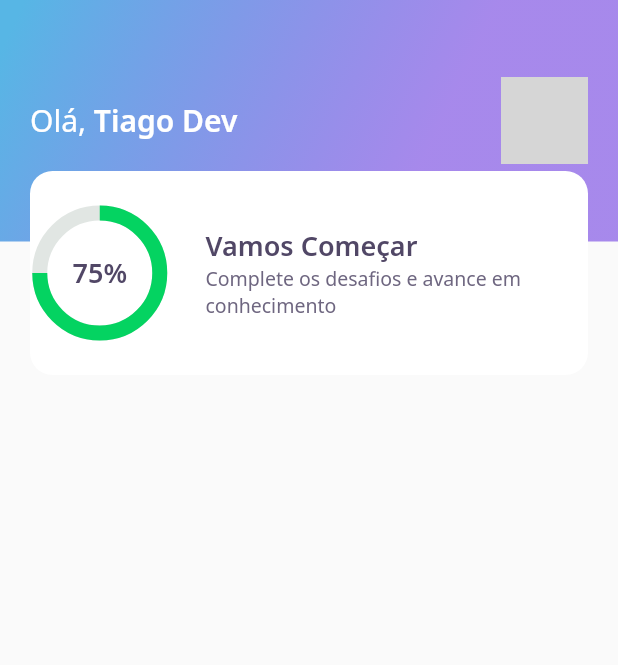
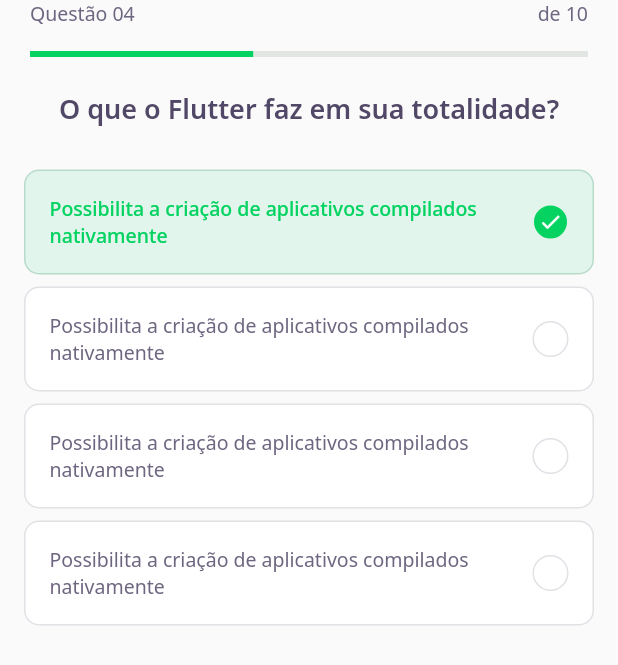
Before and after one commit to TiagoBruckmann/nlw5_flutter, a Flutter app: the screen it shows after launch, on a phone screen of 412 x 824 dp. Shown: the top 665 px of the screen. Run offline on Flutter 3.47's test engine with Material 2 defaults, Android fonts, the light colour scheme and no system bars; our stand-ins replace google_fonts; grey boxes are pictures that could not be loaded.

Commit message:
segunda aula concluida

```diff
--- /dev/null
+++ b/lib/challenge/challange_page.dart
@@ -0,0 +1,27 @@
+import 'package:flutter/material.dart';
+import 'package:nlw5_quiz_flutter/challenge/widgets/question_indicator/question_indicator_widget.dart';
+import 'package:nlw5_quiz_flutter/challenge/widgets/quiz/quiz_widget.dart';
+
+class ChallangePage extends StatefulWidget {
+  @override
+  _ChallangePageState createState() => _ChallangePageState();
+}
+
+class _ChallangePageState extends State<ChallangePage> {
+  @override
+  Widget build(BuildContext context) {
+    return Scaffold(
+      appBar: PreferredSize(
+        preferredSize: Size.fromHeight(60),
+        child: SafeArea(
+          top: true,
+          child: QuestionIndicatorWidget(),
+        ),
+      ),
+
+      body: QuizWidget(
+        title: "O que o Flutter faz em sua totalidade?",
+      ),
+    );
+  }
+}
--- /dev/null
+++ b/lib/challenge/widgets/awnser/awnser_widget.dart
@@ -0,0 +1,97 @@
+import 'package:flutter/material.dart';
+import 'package:nlw5_quiz_flutter/core/app_colors.dart';
+import 'package:nlw5_quiz_flutter/core/app_text_styles.dart';
+
+class AwnserWidget extends StatelessWidget {
+
+  final String title;
+  final bool isRight;
+  final bool isSelected;
+
+  const AwnserWidget({ Key? key, required this.title, this.isRight = false, this.isSelected = false, })
+      : super(key: key);
+
+  Color get _selectedColorRight => isRight
+      ? AppColors.darkGreen
+      : AppColors.darkRed;
+
+  Color get _selectedBorderRight => isRight
+      ? AppColors.lightGreen
+      : AppColors.lightRed;
+
+  Color get _selectedColorCardRight => isRight
+      ? AppColors.lightGreen
+      : AppColors.lightRed;
+
+  Color get _selectedBorderCardRight => isRight
+      ? AppColors.green
+      : AppColors.red;
+
+  TextStyle get _selectedTextStyleRight => isRight
+      ? AppTextStyles.bodyDarkGreen
+      : AppTextStyles.bodyDarkRed;
+
+  IconData get _selectedIconRight => isRight
+      ? Icons.check
+      : Icons.close;
+
+  @override
+  Widget build(BuildContext context) {
+    return Padding(
+      padding: const EdgeInsets.symmetric(horizontal: 16, vertical: 4),
+      child: Container(
+        padding: EdgeInsets.all(16),
+        decoration: BoxDecoration(
+          color: isSelected
+          ? _selectedColorCardRight
+          : AppColors.white,
+          borderRadius: BorderRadius.circular(10),
+          border: Border.fromBorderSide(
+            BorderSide(
+              color: isSelected
+              ? _selectedBorderCardRight
+              : AppColors.border,
+            ),
+          ),
+        ),
+        child: Row(
+          mainAxisAlignment: MainAxisAlignment.spaceBetween,
+          children: [
+            Expanded(
+              child: Text(
+                title,
+                style: isSelected
+                ? _selectedTextStyleRight
+                : AppTextStyles.body,
+              ),
+            ),
+            Container(
+              width: 24,
+              height: 24,
+              decoration: BoxDecoration(
+                color: isSelected
+                ? _selectedColorRight
+                : AppColors.white,
+                borderRadius: BorderRadius.circular(500),
+                border: Border.fromBorderSide(
+                  BorderSide(
+                    color: isSelected
+                    ? _selectedBorderRight
+                    : AppColors.border,
+                  ),
+                ),
+              ),
+              child: isSelected
+              ? Icon(
+                _selectedIconRight,
+                color: AppColors.white,
+                size: 16,
+              )
+              : null,
+            )
+          ],
+        ),
+      ),
+    );
+  }
+}
--- /dev/null
+++ b/lib/challenge/widgets/question_indicator/question_indicator_widget.dart
@@ -0,0 +1,37 @@
+import 'package:flutter/material.dart';
+import 'package:nlw5_quiz_flutter/core/app_text_styles.dart';
+import 'package:nlw5_quiz_flutter/shared/widgets/progress_indicator/progress_indicator.dart';
+
+class QuestionIndicatorWidget extends StatelessWidget {
+  @override
+  Widget build(BuildContext context) {
+    return Padding(
+      padding: EdgeInsets.symmetric( horizontal: 20 ),
+      child: Container(
+        child: Column(
+          children: [
+            Row(
+              mainAxisAlignment: MainAxisAlignment.spaceBetween,
+              children: [
+                Text(
+                  "Questão 04",
+                  style: AppTextStyles.body,
+                ),
+                Text(
+                  "de 10",
+                  style: AppTextStyles.body,
+                )
+              ],
+            ),
+            SizedBox(
+              height: 16,
+            ),
+            ProgressIndicatorWidget(
+                value: 0.4
+            )
+          ],
+        ),
+      ),
+    );
+  }
+}
--- /dev/null
+++ b/lib/challenge/widgets/quiz/quiz_widget.dart
@@ -0,0 +1,40 @@
+import 'package:flutter/material.dart';
+import 'package:nlw5_quiz_flutter/challenge/widgets/awnser/awnser_widget.dart';
+import 'package:nlw5_quiz_flutter/core/app_text_styles.dart';
+
+class QuizWidget extends StatelessWidget {
+
+  final String title;
+  QuizWidget({ required this.title });
+
+  @override
+  Widget build(BuildContext context) {
+    return Container(
+      child: Column(
+        children: [
+          Text(
+            title,
+            style: AppTextStyles.heading,
+          ),
+          SizedBox(
+            height: 24,
+          ),
+          AwnserWidget(
+            isRight: true,
+            isSelected: true,
+            title: "Possibilita a criação de aplicativos compilados nativamente",
+          ),
+          AwnserWidget(
+            title: "Possibilita a criação de aplicativos compilados nativamente",
+          ),
+          AwnserWidget(
+            title: "Possibilita a criação de aplicativos compilados nativamente",
+          ),
+          AwnserWidget(
+            title: "Possibilita a criação de aplicativos compilados nativamente",
+          )
+        ],
+      ),
+    );
+  }
+}
--- a/lib/core/app_widget.dart
+++ b/lib/core/app_widget.dart
@@ -1,5 +1,6 @@
 // import pacotes nativos flutter
 import 'package:flutter/material.dart';
+import 'package:nlw5_quiz_flutter/challenge/challange_page.dart';
 
 // import das telas
 import 'package:nlw5_quiz_flutter/home/home_page.dart';
@@ -9,7 +10,7 @@
   Widget build(BuildContext context) {
     return MaterialApp(
       title: "DevQuiz",
-      home: HomePage(),
+      home: ChallangePage(),
     );
   }
 }
--- a/lib/home/widgets/score_card/score_card_widget.dart
+++ b/lib/home/widgets/score_card/score_card_widget.dart
@@ -14,6 +14,8 @@
             color: AppColors.white,
             borderRadius: BorderRadius.circular(15)
         ),
+        child: Padding(
+          padding: EdgeInsets.symmetric(horizontal: 24),
           child: Row(
             crossAxisAlignment: CrossAxisAlignment.center,
             children: [
@@ -44,6 +46,7 @@
               ),
             ],
           ),
+        )
       ),
     );
   }
--- a/lib/main.dart
+++ b/lib/main.dart
@@ -1,6 +1,5 @@
 import 'package:flutter/material.dart';
-import 'package:nlw5_quiz_flutter/home/home_page.dart';
-import 'package:nlw5_quiz_flutter/splash/splash_page.dart';
+import 'package:nlw5_quiz_flutter/challenge/challange_page.dart';
 
 void main() {
   runApp(MyApp());
@@ -12,7 +11,7 @@
   Widget build(BuildContext context) {
     return MaterialApp(
       title: 'DevQuiz',
-      home: HomePage(),
+      home: ChallangePage(),
     );
   }
 }
--- /dev/null
+++ b/lib/shared/widgets/progress_indicator/progress_indicator.dart
@@ -0,0 +1,17 @@
+import 'package:flutter/material.dart';
+import 'package:nlw5_quiz_flutter/core/app_colors.dart';
+
+class ProgressIndicatorWidget extends StatelessWidget {
+
+  final double value;
+  ProgressIndicatorWidget({ required this.value });
+
+  @override
+  Widget build(BuildContext context) {
+    return LinearProgressIndicator(
+      value: value,
+      backgroundColor: AppColors.chartSecondary,
+      valueColor: AlwaysStoppedAnimation<Color>(AppColors.chartPrimary),
+    );
+  }
+}
```
Also changed, not shown: lib/home/home_page.dart (+46 -0 lines), lib/home/widgets/level_button/level_button_widget.dart (added, +64 -0 lines), lib/home/widgets/quiz_card/quiz_card_widget.dart (added, +62 -0 lines). Lines whose indentation alone changed are shown as unchanged.
